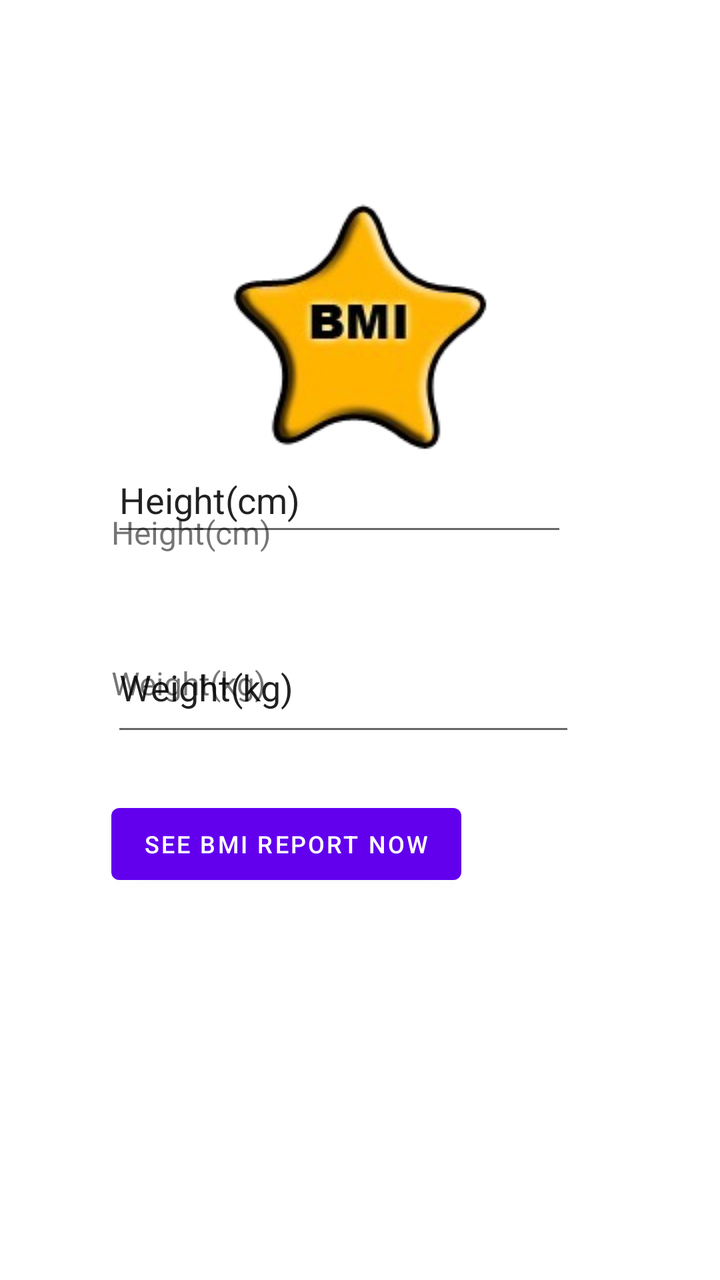
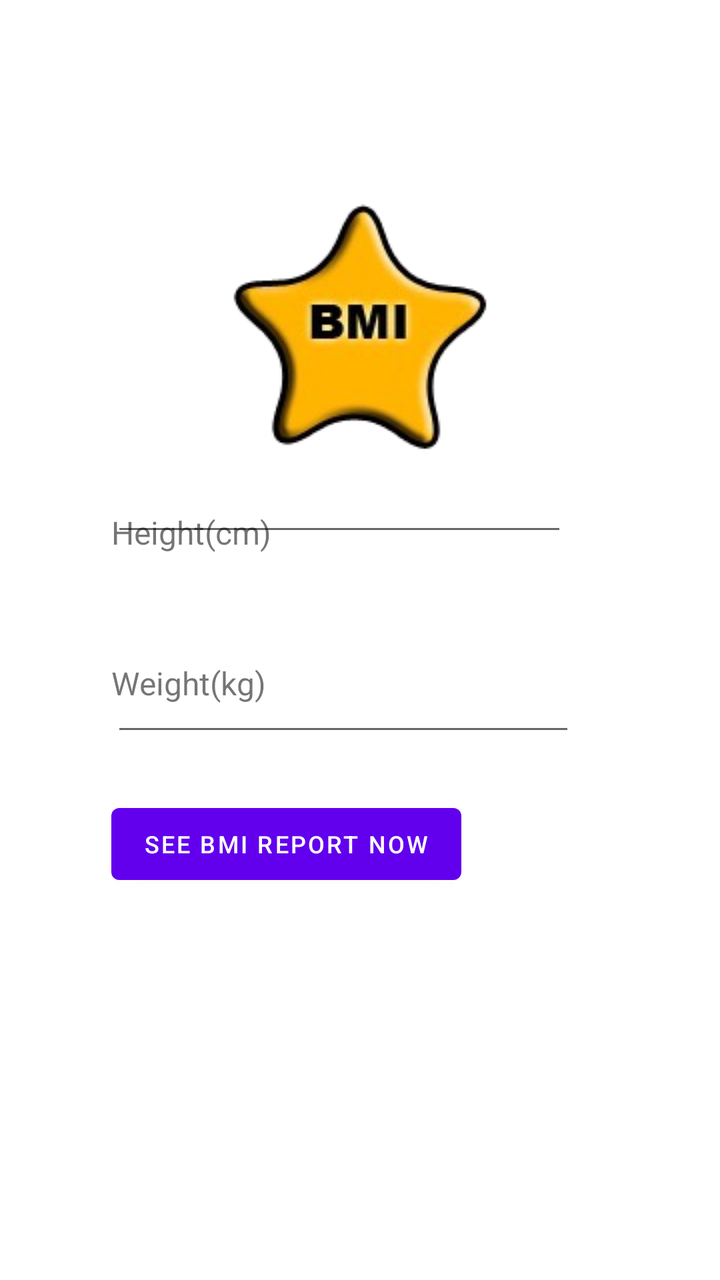

The first picture is an Android layout as it rendered before a commit; the second is the same layout after the commit. The layout source and the unified diff follow.
<!-- AndroidManifest.xml: application theme Theme.BMI -->
<!-- res/layout/activity_main.xml -->
<?xml version="1.0" encoding="utf-8"?>
<androidx.constraintlayout.widget.ConstraintLayout xmlns:android="http://schemas.android.com/apk/res/android"
    xmlns:app="http://schemas.android.com/apk/res-auto"
    xmlns:tools="http://schemas.android.com/tools"
    android:layout_width="match_parent"
    android:layout_height="match_parent"
    tools:context=".MainActivity">

    <TextView
        android:id="@+id/textView7"
        android:layout_width="wrap_content"
        android:layout_height="wrap_content"
        android:text="@string/bmi_height"
        android:textSize="16sp"
        app:layout_constraintBottom_toBottomOf="parent"
        app:layout_constraintEnd_toEndOf="parent"
        app:layout_constraintHorizontal_bias="0.199"
        app:layout_constraintStart_toStartOf="parent"
        app:layout_constraintTop_toTopOf="parent"
        app:layout_constraintVertical_bias="0.413" />

    <TextView
        android:id="@+id/textView2"
        android:layout_width="wrap_content"
        android:layout_height="wrap_content"
        android:text="@string/bmi_weight"
        android:textSize="16sp"
        app:layout_constraintBottom_toBottomOf="parent"
        app:layout_constraintEnd_toEndOf="parent"
        app:layout_constraintHorizontal_bias="0.197"
        app:layout_constraintStart_toStartOf="parent"
        app:layout_constraintTop_toTopOf="parent"
        app:layout_constraintVertical_bias="0.535" />

    <ImageView
        android:id="@+id/imageView"
        android:layout_width="wrap_content"
        android:layout_height="wrap_content"
        android:layout_marginBottom="29dp"
        app:layout_constraintBottom_toTopOf="@+id/textView7"
        app:layout_constraintEnd_toEndOf="parent"
        app:layout_constraintStart_toStartOf="parent"
        app:srcCompat="@drawable/icon_128" />

    <TextView
        android:id="@+id/textView"
        android:layout_width="55dp"
        android:layout_height="0dp"
        android:layout_marginStart="15dp"
        android:layout_marginTop="12dp"
        android:layout_marginBottom="280dp"
        android:text="BMI"
        android:textSize="24sp"
        android:textStyle="bold"
        app:layout_constraintBottom_toTopOf="@+id/height_input"
        app:layout_constraintStart_toStartOf="parent"
        app:layout_constraintTop_toTopOf="parent" />

    <Button
        android:id="@+id/reportBtn"
        android:layout_width="wrap_content"
        android:layout_height="wrap_content"
        android:layout_marginBottom="194dp"
        android:text="@string/bmi_btn"
        android:textSize="12sp"
        app:layout_constraintBottom_toBottomOf="parent"
        app:layout_constraintStart_toStartOf="@+id/weight_input"
        app:layout_constraintTop_toBottomOf="@+id/weight_input" />

    <EditText
        android:id="@+id/height_input"
        android:layout_width="228dp"
        android:layout_height="49dp"
        android:layout_marginEnd="2dp"
        android:layout_marginBottom="38dp"
        android:ems="10"
        android:inputType="numberDecimal"
        android:text="@string/bmi_height"
        app:layout_constraintBottom_toTopOf="@+id/weight_input"
        app:layout_constraintEnd_toEndOf="@+id/weight_input"
        app:layout_constraintHorizontal_bias="0.0"
        app:layout_constraintStart_toStartOf="@+id/textView7"
        app:layout_constraintTop_toBottomOf="@+id/textView" />

    <EditText
        android:id="@+id/weight_input"
        android:layout_width="232dp"
        android:layout_height="62dp"
        android:layout_marginBottom="25dp"
        android:ems="10"
        android:inputType="numberDecimal"
        android:text="@string/bmi_weight"
        app:layout_constraintBottom_toTopOf="@+id/reportBtn"
        app:layout_constraintStart_toStartOf="@+id/textView2"
        app:layout_constraintTop_toBottomOf="@+id/height_input" />

</androidx.constraintlayout.widget.ConstraintLayout>
<!-- resources referenced by this layout -->
<resources>
  <!-- drawable icon_128: png bitmap (drawable, 17661 bytes) -->
  <string name="bmi_btn">See BMI report now</string>
  <string name="bmi_height">Height(cm)</string>
  <string name="bmi_weight">Weight(kg)</string>
  <style name="Theme.BMI" parent="Theme.MaterialComponents.DayNight.DarkActionBar">
          
          <item name="colorPrimary">@color/purple_500</item>
          <item name="colorPrimaryVariant">@color/purple_700</item>
          <item name="colorOnPrimary">@color/white</item>
          
          <item name="colorSecondary">@color/teal_200</item>
          <item name="colorSecondaryVariant">@color/teal_700</item>
          <item name="colorOnSecondary">@color/black</item>
          
          <item name="android:statusBarColor">?attr/colorPrimaryVariant</item>
          
      </style>
  <color name="purple_500">#FF6200EE</color>
  <color name="purple_700">#FF3700B3</color>
  <color name="white">#FFFFFFFF</color>
  <color name="teal_200">#FF03DAC5</color>
  <color name="teal_700">#FF018786</color>
  <color name="black">#FF000000</color>
</resources>

<!-- the commit's change to res/layout/activity_main.xml (unified diff, before → after) -->
@@ -52,7 +52,7 @@
         android:text="BMI"
         android:textSize="24sp"
         android:textStyle="bold"
-        app:layout_constraintBottom_toTopOf="@+id/height_input"
+        app:layout_constraintBottom_toTopOf="@+id/heightET"
         app:layout_constraintStart_toStartOf="parent"
         app:layout_constraintTop_toTopOf="parent" />
 
@@ -64,34 +64,32 @@
         android:text="@string/bmi_btn"
         android:textSize="12sp"
         app:layout_constraintBottom_toBottomOf="parent"
-        app:layout_constraintStart_toStartOf="@+id/weight_input"
-        app:layout_constraintTop_toBottomOf="@+id/weight_input" />
+        app:layout_constraintStart_toStartOf="@+id/weightET"
+        app:layout_constraintTop_toBottomOf="@+id/weightET" />
 
     <EditText
-        android:id="@+id/height_input"
+        android:id="@+id/heightET"
         android:layout_width="228dp"
         android:layout_height="49dp"
         android:layout_marginEnd="2dp"
         android:layout_marginBottom="38dp"
         android:ems="10"
         android:inputType="numberDecimal"
-        android:text="@string/bmi_height"
-        app:layout_constraintBottom_toTopOf="@+id/weight_input"
-        app:layout_constraintEnd_toEndOf="@+id/weight_input"
+        app:layout_constraintBottom_toTopOf="@+id/weightET"
+        app:layout_constraintEnd_toEndOf="@+id/weightET"
         app:layout_constraintHorizontal_bias="0.0"
         app:layout_constraintStart_toStartOf="@+id/textView7"
         app:layout_constraintTop_toBottomOf="@+id/textView" />
 
     <EditText
-        android:id="@+id/weight_input"
+        android:id="@+id/weightET"
         android:layout_width="232dp"
         android:layout_height="62dp"
         android:layout_marginBottom="25dp"
         android:ems="10"
         android:inputType="numberDecimal"
-        android:text="@string/bmi_weight"
         app:layout_constraintBottom_toTopOf="@+id/reportBtn"
         app:layout_constraintStart_toStartOf="@+id/textView2"
-        app:layout_constraintTop_toBottomOf="@+id/height_input" />
+        app:layout_constraintTop_toBottomOf="@+id/heightET" />
 
 </androidx.constraintlayout.widget.ConstraintLayout>
<!-- resource entries referenced after the edit -->
@@ -1,7 +1,7 @@
 <!-- resources referenced by this layout -->
 <resources>
   <!-- drawable icon_128: png bitmap (drawable, 17661 bytes) -->
-  <string name="bmi_btn">See BMI report now</string>
+  <string name="bmi_btn">See BMI Report Now</string>
   <string name="bmi_height">Height(cm)</string>
   <string name="bmi_weight">Weight(kg)</string>
   <style name="Theme.BMI" parent="Theme.MaterialComponents.DayNight.DarkActionBar">
